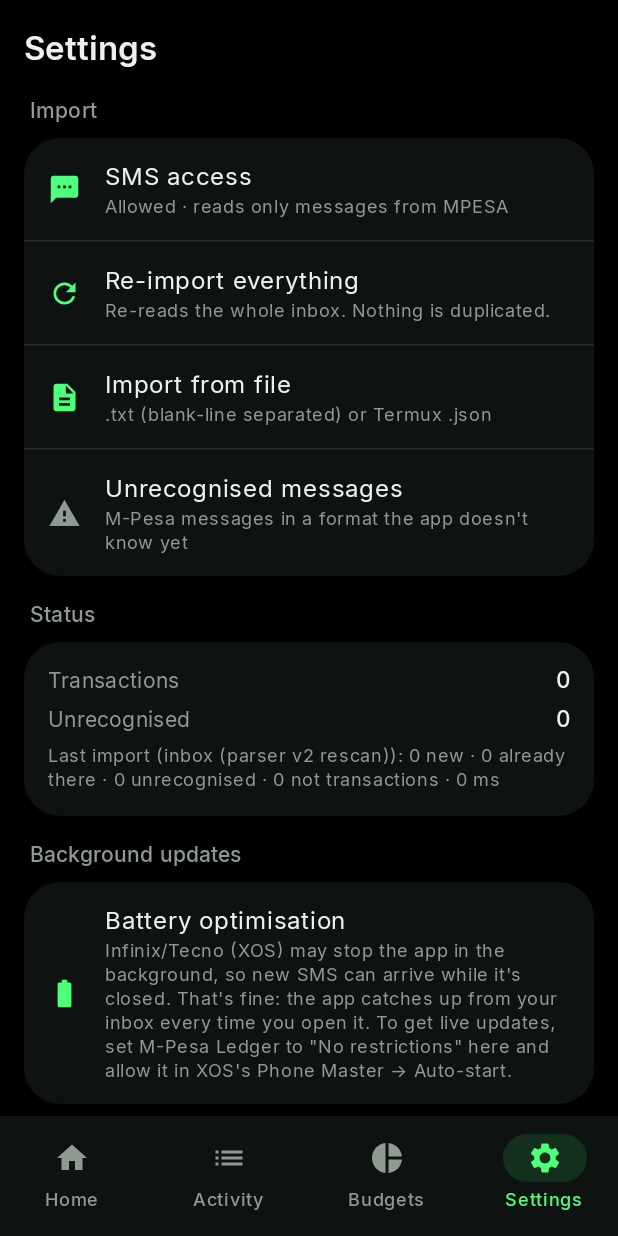
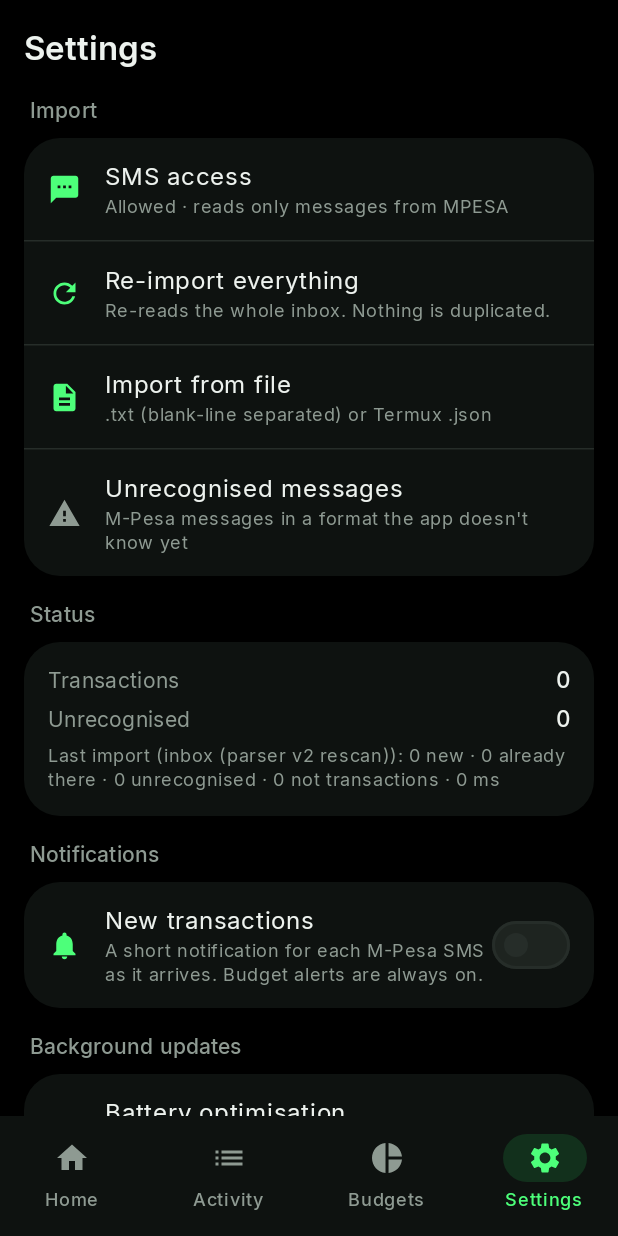
Before and after one commit to aresme/mpesa-ledger, an Android app built with Jetpack Compose: the screen it shows after launch (MainActivity), item 4 of the bottom bar chosen, on a phone screen of 412 x 824 dp. Run offline under Robolectric (Android 15) with nearby library versions, the phone set to English and light mode, and no system bars; our stand-ins replace Room's generated code.

Commit message:
feat(sms): live SMS receiver, debug DEBUG_SMS receiver with sim-sms.sh, transaction and budget notifications
Co-Authored-By: Claude Opus 5.5 <noreply@anthropic.com>

```diff
--- a/app/src/main/java/com/ares/mpesaledger/AppContainer.kt
+++ b/app/src/main/java/com/ares/mpesaledger/AppContainer.kt
@@ -6,8 +6,10 @@ import com.ares.mpesaledger.data.AppPrefs
 import com.ares.mpesaledger.data.LedgerImporter
 import com.ares.mpesaledger.data.LedgerRepository
 import com.ares.mpesaledger.devtools.DevTools
+import com.ares.mpesaledger.domain.BudgetChecker
 import com.ares.mpesaledger.sms.InboxReader
 import com.ares.mpesaledger.sms.InboxSync
+import com.ares.mpesaledger.sms.LiveSmsPipeline
 import kotlinx.coroutines.CoroutineScope
 import kotlinx.coroutines.Dispatchers
 import kotlinx.coroutines.SupervisorJob
@@ -29,12 +31,18 @@ class AppContainer(val appContext: Context) {
     val importer = LedgerImporter(database)
     val repository = LedgerRepository(database)
     val inboxSync = InboxSync(appContext, importer, InboxReader(appContext.contentResolver), isDemo)
+    val budgetChecker = BudgetChecker(appContext, database)
+    val livePipeline = LiveSmsPipeline(this)
 
     init {
         if (isDemo) appScope.launch { DevTools.seedDemoIfEmpty(appContext, database, importer) }
     }
 
     fun syncInboxInBackground(full: Boolean = false) {
-        appScope.launch { inboxSync.sync(full) }
+        appScope.launch {
+            val result = inboxSync.sync(full)
+            // Messages the receiver missed (app killed) still trigger budget alerts on catch-up.
+            if (result != null && result.inserted > 0) budgetChecker.check()
+        }
     }
 }
--- a/app/src/main/java/com/ares/mpesaledger/MpesaLedgerApp.kt
+++ b/app/src/main/java/com/ares/mpesaledger/MpesaLedgerApp.kt
@@ -1,6 +1,7 @@
 package com.ares.mpesaledger
 
 import android.app.Application
+import com.ares.mpesaledger.notify.Notifications
 
 class MpesaLedgerApp : Application() {
     lateinit var container: AppContainer
@@ -9,6 +10,7 @@ class MpesaLedgerApp : Application() {
     override fun onCreate() {
         super.onCreate()
         container = AppContainer(this)
+        Notifications.createChannels(this)
         AppLog.d { "app started (debug=${BuildConfig.DEBUG}, sdk=${android.os.Build.VERSION.SDK_INT})" }
     }
 }
--- /dev/null
+++ b/app/src/main/java/com/ares/mpesaledger/notify/Notifications.kt
@@ -0,0 +1,74 @@
+package com.ares.mpesaledger.notify
+
+import android.Manifest
+import android.app.NotificationChannel
+import android.app.NotificationManager
+import android.app.PendingIntent
+import android.content.Context
+import android.content.Intent
+import android.content.pm.PackageManager
+import android.os.Build
+import androidx.core.app.NotificationCompat
+import androidx.core.app.NotificationManagerCompat
+import androidx.core.content.ContextCompat
+import com.ares.mpesaledger.MainActivity
+import com.ares.mpesaledger.R
+
+/**
+ * Two channels: "Budgets" (80% / 100% alerts) and "Transactions" (one line per live SMS,
+ * only when switched on in Settings). Content is hidden on the lock screen: amounts are
+ * personal, so the public version just says something happened.
+ */
+object Notifications {
+    const val CHANNEL_BUDGETS = "budgets"
+    const val CHANNEL_TRANSACTIONS = "transactions"
+
+    fun createChannels(context: Context) {
+        if (Build.VERSION.SDK_INT < 26) return
+        val nm = context.getSystemService(NotificationManager::class.java)
+        nm.createNotificationChannel(
+            NotificationChannel(CHANNEL_BUDGETS, "Budgets", NotificationManager.IMPORTANCE_DEFAULT).apply {
+                description = "When a category reaches 80% or 100% of its monthly budget"
+            }
+        )
+        nm.createNotificationChannel(
+            NotificationChannel(CHANNEL_TRANSACTIONS, "Transactions", NotificationManager.IMPORTANCE_LOW).apply {
+                description = "One line for each new M-Pesa transaction (off unless enabled in Settings)"
+            }
+        )
+    }
+
+    fun canPost(context: Context): Boolean =
+        (Build.VERSION.SDK_INT < 33 ||
+            ContextCompat.checkSelfPermission(context, Manifest.permission.POST_NOTIFICATIONS) == PackageManager.PERMISSION_GRANTED) &&
+            NotificationManagerCompat.from(context).areNotificationsEnabled()
+
+    fun post(context: Context, channel: String, id: Int, title: String, text: String, publicTitle: String) {
+        if (!canPost(context)) return
+        val open = PendingIntent.getActivity(
+            context, 0,
+            Intent(context, MainActivity::class.java).addFlags(Intent.FLAG_ACTIVITY_NEW_TASK or Intent.FLAG_ACTIVITY_CLEAR_TOP),
+            PendingIntent.FLAG_IMMUTABLE or PendingIntent.FLAG_UPDATE_CURRENT,
+        )
+        val publicVersion = NotificationCompat.Builder(context, channel)
+            .setSmallIcon(R.drawable.ic_notification)
+            .setContentTitle(publicTitle)
+            .build()
+        val notification = NotificationCompat.Builder(context, channel)
+            .setSmallIcon(R.drawable.ic_notification)
+            .setColor(0xFF4DFF7A.toInt())
+            .setContentTitle(title)
+            .setContentText(text)
+            .setStyle(NotificationCompat.BigTextStyle().bigText(text))
+            .setVisibility(NotificationCompat.VISIBILITY_PRIVATE)
+            .setPublicVersion(publicVersion)
+            .setContentIntent(open)
+            .setAutoCancel(true)
+            .build()
+        try {
+            NotificationManagerCompat.from(context).notify(id, notification)
+        } catch (_: SecurityException) {
+            // Permission revoked between the check and the post; nothing to do.
+        }
+    }
+}
--- a/app/src/main/java/com/ares/mpesaledger/ui/settings/SettingsScreen.kt
+++ b/app/src/main/java/com/ares/mpesaledger/ui/settings/SettingsScreen.kt
@@ -15,6 +15,7 @@ import androidx.compose.foundation.layout.padding
 import androidx.compose.foundation.lazy.LazyColumn
 import androidx.compose.material.icons.Icons
 import androidx.compose.material.icons.filled.Info
+import androidx.compose.material.icons.filled.Notifications
 import androidx.compose.material.icons.filled.Refresh
 import androidx.compose.material.icons.filled.Warning
 import androidx.compose.material3.Card
@@ -93,6 +94,17 @@ fun SettingsScreen(
                 }
             }
             item { ImportStatus(state) }
+            item {
+                Group("Notifications") {
+                    ListRow(
+                        title = "New transactions",
+                        subtitle = "A short notification for each M-Pesa SMS as it arrives. Budget alerts are always on.",
+                        icon = Icons.Filled.Notifications,
+                        onClick = { vm.setNotifyTransactions(!state.notifyTransactions) },
+                        trailing = { Switch(checked = state.notifyTransactions, onCheckedChange = vm::setNotifyTransactions) },
+                    )
+                }
+            }
             if (!state.isDemo) {
                 item {
                     Group("Background updates") {
--- a/app/src/main/java/com/ares/mpesaledger/ui/settings/SettingsViewModel.kt
+++ b/app/src/main/java/com/ares/mpesaledger/ui/settings/SettingsViewModel.kt
@@ -19,18 +19,20 @@ data class SettingsState(
     val hasSmsPermission: Boolean = false,
     val isDemo: Boolean = false,
     val databaseName: String = "",
+    val notifyTransactions: Boolean = false,
 )
 
 class SettingsViewModel(private val container: AppContainer) : ViewModel() {
     private val permission = MutableStateFlow(container.inboxSync.hasPermission())
+    private val notifyTransactions = MutableStateFlow(container.prefs.notifyTransactions)
 
     val state: StateFlow<SettingsState> = combine(
         container.repository.observeCounts(),
         container.importer.progress,
         container.importer.lastResult,
-        permission,
-    ) { counts, progress, last, perm ->
-        SettingsState(counts, progress, last, perm, container.isDemo, container.databaseName)
+        combine(permission, notifyTransactions) { p, n -> p to n },
+    ) { counts, progress, last, (perm, notify) ->
+        SettingsState(counts, progress, last, perm, container.isDemo, container.databaseName, notify)
     }.stateIn(viewModelScope, SharingStarted.WhileSubscribed(5_000), SettingsState(isDemo = container.isDemo))
 
     fun refreshPermission() { permission.value = container.inboxSync.hasPermission() }
@@ -40,5 +42,10 @@ class SettingsViewModel(private val container: AppContainer) : ViewModel() {
         if (granted) container.syncInboxInBackground()
     }
 
+    fun setNotifyTransactions(on: Boolean) {
+        container.prefs.notifyTransactions = on
+        notifyTransactions.value = on
+    }
+
     fun reimportEverything() = container.syncInboxInBackground(full = true)
 }
--- /dev/null
+++ b/app/src/main/res/drawable/ic_notification.xml
@@ -0,0 +1,11 @@
+<?xml version="1.0" encoding="utf-8"?>
+<!-- Status-bar icon: white silhouette (the system tints it). Same prompt glyph as the launcher. -->
+<vector xmlns:android="http://schemas.android.com/apk/res/android"
+    android:width="24dp"
+    android:height="24dp"
+    android:viewportWidth="24"
+    android:viewportHeight="24">
+    <path
+        android:fillColor="#FFFFFFFF"
+        android:pathData="M4,6.5 L5.5,5 L11.5,11 L5.5,17 L4,15.5 L8.5,11 Z M12,16.5 L20,16.5 L20,18.5 L12,18.5 Z" />
+</vector>
```
Also changed, not shown: app/src/debug/AndroidManifest.xml (added, +19 -0 lines), app/src/debug/java/com/ares/mpesaledger/debug/DebugSmsReceiver.kt (added, +35 -0 lines), app/src/main/AndroidManifest.xml (+10 -0 lines), app/src/main/java/com/ares/mpesaledger/sms/LiveSmsPipeline.kt (added, +57 -0 lines), app/src/main/java/com/ares/mpesaledger/sms/SmsReceiver.kt (added, +42 -0 lines), 2 other files.
